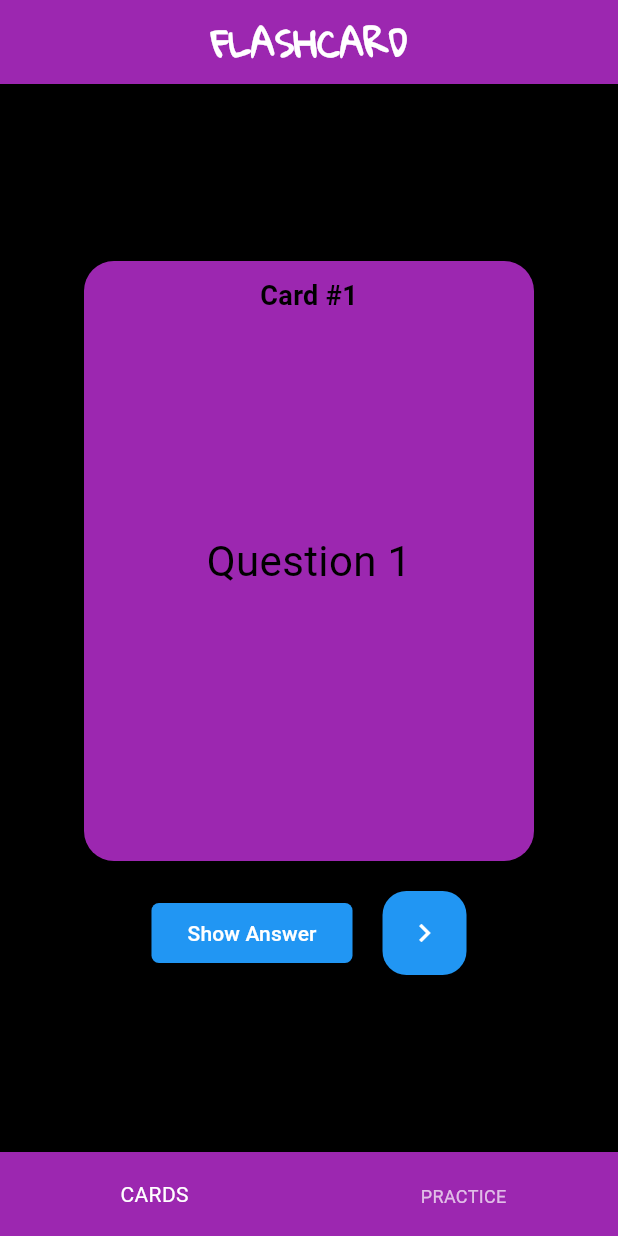
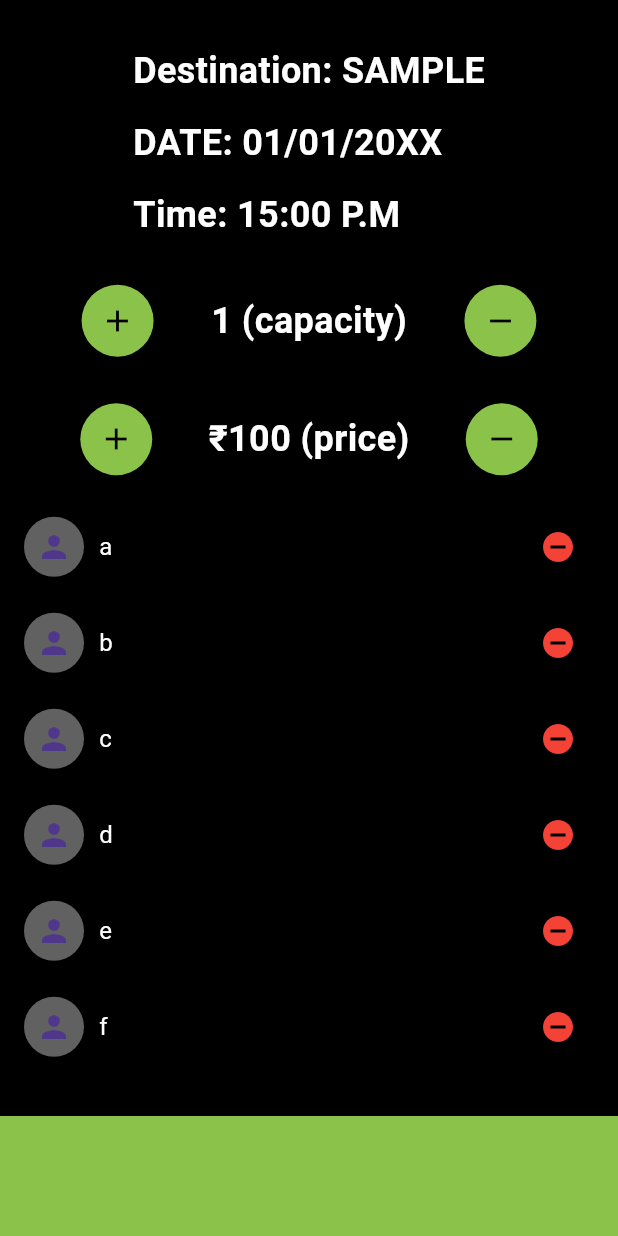
Before and after one commit to Kartikgarg-01/flutter-project-2, a Flutter app: the screen it shows after launch, on a phone screen of 412 x 824 dp. Run offline on Flutter 3.47's test engine with Material 3 defaults, Android fonts, the light colour scheme and no system bars.

Commit message:
cab sharing project

```diff
--- a/lib/main.dart
+++ b/lib/main.dart
@@ -1,302 +1,127 @@
 import 'package:flutter/material.dart';
 
-void main() {
-  runApp(FlashcardApp());
-}
+void main() => runApp(MyApp());
 
-class FlashcardApp extends StatelessWidget {
+class MyApp extends StatelessWidget {
   @override
   Widget build(BuildContext context) {
     return MaterialApp(
       debugShowCheckedModeBanner: false,
-      home: FlashcardHome(),
+      home: BookingPage(),
     );
   }
 }
 
-class FlashcardHome extends StatefulWidget {
+class BookingPage extends StatefulWidget {
   @override
-  _FlashcardHomeState createState() => _FlashcardHomeState();
+  _BookingPageState createState() => _BookingPageState();
 }
 
-class _FlashcardHomeState extends State<FlashcardHome> {
-  int _selectedIndex = 0;
-  List<Map<String, String>> flashcards = [
-    {'question': 'Question 1', 'answer': 'Answer 1'},
-    {'question': 'Question 2', 'answer': 'Answer 2'},
-    {'question': 'Question 3', 'answer': 'Answer 3'},
-    {'question': 'Question 4', 'answer': 'Answer 4'},
-    {'question': 'Question 5', 'answer': 'Answer 5'},
-  ];
+class _BookingPageState extends State<BookingPage> {
+  int capacity = 1;
+  int price = 100;
+  List<String> people = ['a', 'b', 'c', 'd', 'e', 'f', 'g', 'h'];
 
-  void _onItemTapped(int index) {
-    setState(() {
-      _selectedIndex = index;
-    });
+  @override
+  Widget build(BuildContext context) {
+    return Scaffold(
+      backgroundColor: Colors.black,
+      body: SafeArea(
+        child: Padding(
+          padding: const EdgeInsets.all(16.0),
+          child: Column(
+            children: [
+              Expanded(
+                flex: 2,
+                child: Column(
+                  crossAxisAlignment: CrossAxisAlignment.start,
+                  mainAxisAlignment: MainAxisAlignment.spaceEvenly,
+                  children: [
+                    Text('Destination: SAMPLE', style: _headerTextStyle()),
+                    Text('DATE: 01/01/20XX', style: _headerTextStyle()),
+                    Text('Time: 15:00 P.M', style: _headerTextStyle()),
+                  ],
+                ),
+              ),
+              Expanded(
+                flex: 1,
+                child: Row(
+                  mainAxisAlignment: MainAxisAlignment.spaceEvenly,
+                  children: [
+                    _iconButton(Icons.add, () => setState(() => capacity++)),
+                    Text('$capacity (capacity)', style: _headerTextStyle()),
+                    _iconButton(Icons.remove, () => setState(() {
+                      if (capacity > 1) capacity--;
+                    })),
+                  ],
+                ),
+              ),
+              Expanded(
+                flex: 1,
+                child: Row(
+                  mainAxisAlignment: MainAxisAlignment.spaceEvenly,
+                  children: [
+                    _iconButton(Icons.add, () => setState(() => price += 50)),
+                    Text('₹$price (price)', style: _headerTextStyle()),
+                    _iconButton(Icons.remove, () => setState(() {
+                      if (price > 50) price -= 50;
+                    })),
+                  ],
+                ),
+              ),
+              Expanded(
+                flex: 5,
+                child: ListView(
+                  children: people.map((person) => _buildPersonRow(person)).toList(),
+                ),
+              ),
+            ],
+          ),
+        ),
+      ),
+      bottomNavigationBar: BottomAppBar(
+        color: Colors.lightGreen,
+        child: SizedBox(height: 40),
+      ),
+    );
   }
 
-  void _deleteCard(int index) {
-    setState(() {
-      flashcards.removeAt(index);
-    });
-  }
-
-  void _addCard(String question, String answer) {
-    setState(() {
-      flashcards.add({'question': question, 'answer': answer});
-    });
-  }
-
-  void _showAddCardDialog() {
-    String question = '';
-    String answer = '';
-
-    showDialog(
-      context: context,
-      builder: (context) => AlertDialog(
-        title: Text('Add Flashcard'),
-        content: Column(
-          mainAxisSize: MainAxisSize.min,
-          children: [
-            TextField(
-              onChanged: (value) => question = value,
-              decoration: InputDecoration(labelText: 'Question'),
-            ),
-            TextField(
-              onChanged: (value) => answer = value,
-              decoration: InputDecoration(labelText: 'Answer'),
-            ),
-          ],
-        ),
-        actions: [
-          TextButton(
-            onPressed: () => Navigator.pop(context),
-            child: Text('Cancel'),
+  Widget _buildPersonRow(String name) {
+    return Padding(
+      padding: const EdgeInsets.symmetric(vertical: 8.0),
+      child: Row(
+        mainAxisAlignment: MainAxisAlignment.spaceBetween,
+        children: [
+          Row(
+            children: [
+              CircleAvatar(child: Icon(Icons.person), backgroundColor: Colors.grey[700]),
+              SizedBox(width: 10),
+              Text(name, style: _textStyle()),
+            ],
           ),
-          TextButton(
-            onPressed: () {
-              if (question.isNotEmpty && answer.isNotEmpty) {
-                _addCard(question, answer);
-              }
-              Navigator.pop(context);
-            },
-            child: Text('Add'),
+          IconButton(
+            icon: Icon(Icons.remove_circle, color: Colors.red),
+            onPressed: () => setState(() => people.remove(name)),
           ),
         ],
       ),
     );
   }
 
-  @override
-  Widget build(BuildContext context) {
-    return Scaffold(
-      backgroundColor: Colors.black,
-      appBar: AppBar(
-        title: Text(
-          'FLASHCARD',
-          style: TextStyle(
-            fontSize: 24,
-            fontWeight: FontWeight.bold,
-            fontFamily: 'GloriaHallelujah',
-            color: Colors.white,
-          ),
-        ),
-        backgroundColor: Colors.purple,
-        centerTitle: true,
+  TextStyle _textStyle() => TextStyle(color: Colors.white, fontSize: 16);
+
+  TextStyle _headerTextStyle() => TextStyle(color: Colors.white, fontSize: 24, fontWeight: FontWeight.bold);
+
+  Widget _iconButton(IconData icon, VoidCallback onPressed) {
+    return Container(
+      decoration: BoxDecoration(
+        color: Colors.lightGreen,
+        shape: BoxShape.circle,
       ),
-      body: _selectedIndex == 0
-          ? FlashcardPractice(flashcards: flashcards)
-          : FlashcardGrid(flashcards: flashcards, onDelete: _deleteCard, onAdd: _showAddCardDialog),
-      bottomNavigationBar: BottomNavigationBar(
-        backgroundColor: Colors.purple,
-        selectedItemColor: Colors.white,
-        unselectedItemColor: Colors.white70,
-        currentIndex: _selectedIndex,
-        onTap: _onItemTapped,
-        items: [
-          BottomNavigationBarItem(
-            icon: SizedBox.shrink(),
-            label: 'CARDS',
-          ),
-          BottomNavigationBarItem(
-            icon: SizedBox.shrink(),
-            label: 'PRACTICE',
-          ),
-        ],
+      child: IconButton(
+        icon: Icon(icon, color: Colors.black),
+        onPressed: onPressed,
       ),
     );
   }
 }
-
-class FlashcardGrid extends StatelessWidget {
-  final List<Map<String, String>> flashcards;
-  final Function(int) onDelete;
-  final VoidCallback onAdd;
-
-  FlashcardGrid({required this.flashcards, required this.onDelete, required this.onAdd});
-
-  @override
-  Widget build(BuildContext context) {
-    return Stack(
-      children: [
-        Container(color: Colors.black),
-        GridView.builder(
-          padding: EdgeInsets.all(10),
-          gridDelegate: SliverGridDelegateWithFixedCrossAxisCount(
-            crossAxisCount: 2,
-            crossAxisSpacing: 10,
-            mainAxisSpacing: 10,
-          ),
-          itemCount: flashcards.length,
-          itemBuilder: (context, index) {
-            return Card(
-              color: Colors.purple,
-              shape: RoundedRectangleBorder(borderRadius: BorderRadius.circular(20)),
-              child: Stack(
-                children: [
-                  Center(
-                    child: Column(
-                      mainAxisAlignment: MainAxisAlignment.center,
-                      children: [
-                        Text(flashcards[index]['question']!,
-                            style: TextStyle(fontSize: 20, color: Colors.black)),
-                        Text(flashcards[index]['answer']!,
-                            style: TextStyle(fontSize: 16, color: Colors.black54)),
-                      ],
-                    ),
-                  ),
-                  Positioned(
-                    bottom: 8,
-                    right: 8,
-                    child: GestureDetector(
-                      onTap: () => onDelete(index),
-                      child: Icon(
-                        Icons.delete,
-                        color: Colors.white,
-                        size: 20,
-                      ),
-                    ),
-                  ),
-                ],
-              ),
-            );
-          },
-        ),
-        Positioned(
-          bottom: 20,
-          right: 20,
-          child: FloatingActionButton(
-            onPressed: onAdd,
-            backgroundColor: Colors.purple,
-            child: Icon(Icons.add, color: Colors.white),
-          ),
-        ),
-      ],
-    );
-  }
-}
-
-class FlashcardPractice extends StatefulWidget {
-  final List<Map<String, String>> flashcards;
-
-  FlashcardPractice({required this.flashcards});
-
-  @override
-  _FlashcardPracticeState createState() => _FlashcardPracticeState();
-}
-
-class _FlashcardPracticeState extends State<FlashcardPractice> {
-  bool showAnswer = false;
-  int currentIndex = 0;
-
-  void _toggleAnswer() {
-    setState(() {
-      showAnswer = !showAnswer;
-    });
-  }
-
-  void _nextCard() {
-    setState(() {
-      if (currentIndex < widget.flashcards.length - 1) {
-        currentIndex++;
-        showAnswer = false;
-      }
-    });
-  }
-
-  @override
-  Widget build(BuildContext context) {
-    if (widget.flashcards.isEmpty) {
-      return Center(
-        child: Text(
-          'No flashcards available',
-          style: TextStyle(color: Colors.white, fontSize: 24),
-        ),
-      );
-    }
-
-    return Stack(
-        children: [
-        Container(color: Colors.black),
-    Column(
-    mainAxisAlignment: MainAxisAlignment.center,
-    children: [
-    Container(
-    width: 300,
-    height: 400,
-    decoration: BoxDecoration(
-    color: Colors.purple,
-    borderRadius: BorderRadius.circular(20),
-    ),
-    child: Stack(
-    children: [
-    Positioned(
-    top: 10,
-    left: 0,
-    right: 0,
-    child: Center(
-    child: Text(
-    'Card #${currentIndex + 1}',
-    style: TextStyle(fontSize: 18, fontWeight: FontWeight.bold, color: Colors.black),
-    ),
-    ),
-    ),
-    Center(
-    child: Text(
-    showAnswer ? widget.flashcards[currentIndex]['answer']! : widget.flashcards[currentIndex]['question']!,
-    style: TextStyle(fontSize: 28, color: Colors.black),
-    ),
-    ),
-    ],
-    ),
-    ),
-    SizedBox(height: 20),
-    Row(
-    mainAxisAlignment: MainAxisAlignment.center,
-    children: [
-    ElevatedButton(
-    onPressed: _toggleAnswer,
-    style: ElevatedButton.styleFrom(
-    backgroundColor: Colors.blue,
-    foregroundColor: Colors.white,
-    shape
-        : RoundedRectangleBorder(
-      borderRadius: BorderRadius.circular(5),
-    ),
-    ),
-      child: Text(showAnswer ? 'Hide Answer' : 'Show Answer'),
-    ),
-      SizedBox(width: 20),
-      FloatingActionButton(
-        onPressed: _nextCard,
-        backgroundColor: Colors.blue,
-        child: Icon(Icons.navigate_next, color: Colors.white),
-      ),
-    ],
-    ),
-    ],
-    ),
-        ],
-    );
-  }
-}
```
Also changed, not shown: 3 other files.
